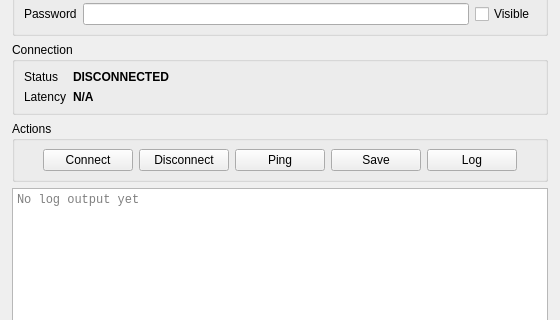
Before: the Qt Designer form Client/mainwindow.ui in xyanrch1024/overplus, drawn with Qt 5; both pictures show x 0 to 560 and y 89 to 409 of the 560 by 840 pixel window.
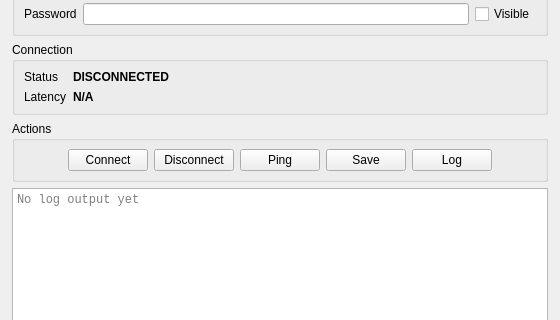
After: the same form once the commit is applied.

Commit message: fix(client): remove button minimumSize, buttons auto-expand to fill Actions group

Diff of the .ui file:
```diff
--- a/Client/mainwindow.ui
+++ b/Client/mainwindow.ui
@@ -135,41 +135,26 @@
        <item>
         <widget class="QPushButton" name="CONNECT_BUTTON">
          <property name="text"><string>Connect</string></property>
-         <property name="minimumSize">
-          <size><width>90</width><height>0</height></size>
-         </property>
         </widget>
        </item>
        <item>
         <widget class="QPushButton" name="DISCONNECT_BUTTON">
          <property name="text"><string>Disconnect</string></property>
-         <property name="minimumSize">
-          <size><width>90</width><height>0</height></size>
-         </property>
         </widget>
        </item>
        <item>
         <widget class="QPushButton" name="PING_BUTTON">
          <property name="text"><string>Ping</string></property>
-         <property name="minimumSize">
-          <size><width>90</width><height>0</height></size>
-         </property>
         </widget>
        </item>
        <item>
         <widget class="QPushButton" name="SAVE_BUTTON">
          <property name="text"><string>Save</string></property>
-         <property name="minimumSize">
-          <size><width>90</width><height>0</height></size>
-         </property>
         </widget>
        </item>
        <item>
         <widget class="QPushButton" name="LOG_BUTTON">
          <property name="text"><string>Log</string></property>
-         <property name="minimumSize">
-          <size><width>90</width><height>0</height></size>
-         </property>
         </widget>
        </item>
        <item>
```
